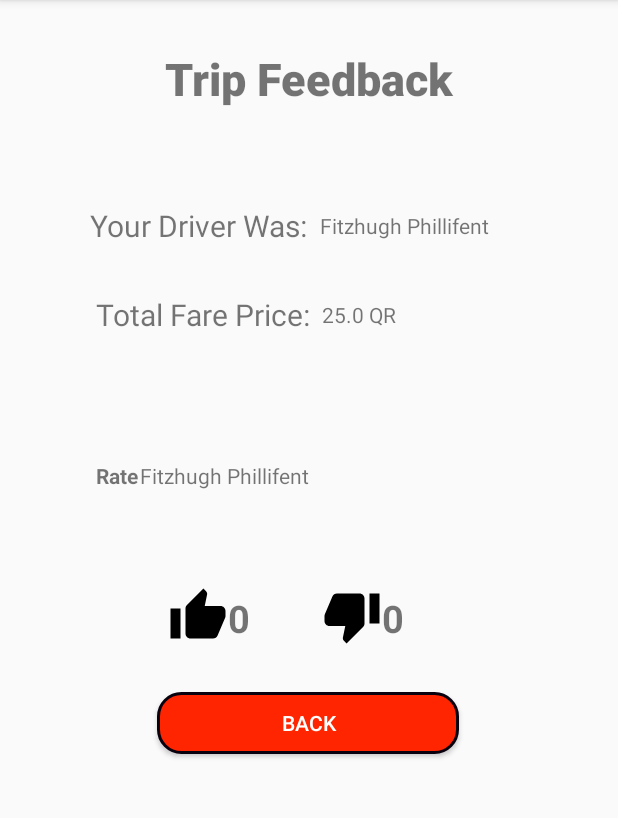
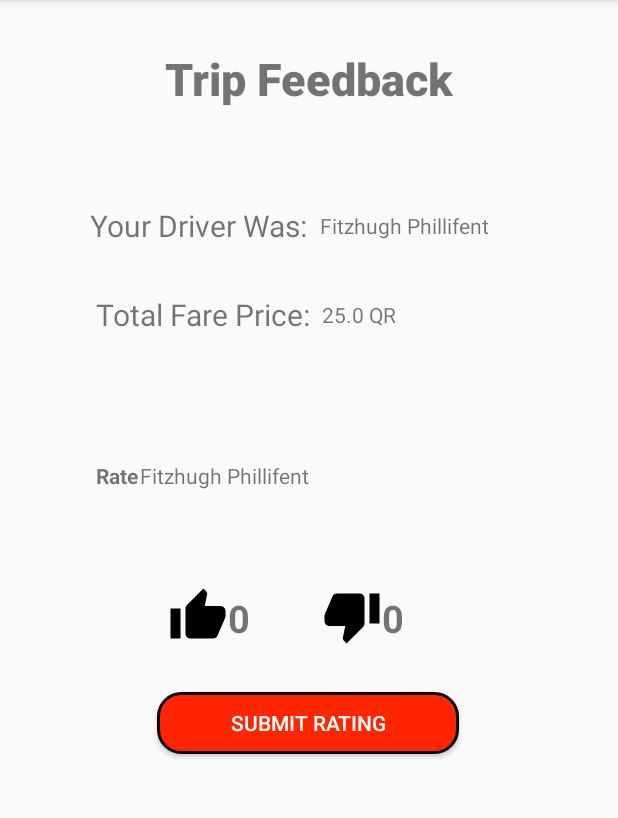
Before and after one commit to CMPUT301W20T13/SkipTheGas, an Android app: the TripFeedBackActivity screen opened directly, with no data from a screen before it, on a phone screen of 412 x 824 dp, the part 84-902 px from its top. Run offline under Robolectric (Android 15) with nearby library versions, the phone set to English and light mode, and no system bars; our stand-ins replace Firebase (no records; nobody signed in at launch, a user with empty details on screens opened directly).

Commit message:
almost(95%) complete rating

```diff
--- a/SkipTheGas/app/src/main/res/layout/trip_feedback_layout.xml
+++ b/SkipTheGas/app/src/main/res/layout/trip_feedback_layout.xml
@@ -47,7 +47,7 @@
         android:layout_height="41dp"
         android:layout_marginTop="32dp"
         android:background="@drawable/roundedbutton"
-        android:text="Back"
+        android:text="Submit Rating"
         android:onClick="onClickReturn"
         app:layout_constraintEnd_toEndOf="parent"
         app:layout_constraintHorizontal_bias="0.498"
```
Also changed, not shown: SkipTheGas/app/src/main/java/com/example/skipthegas/TripFeedBackActivity.java (+10 -0 lines).
